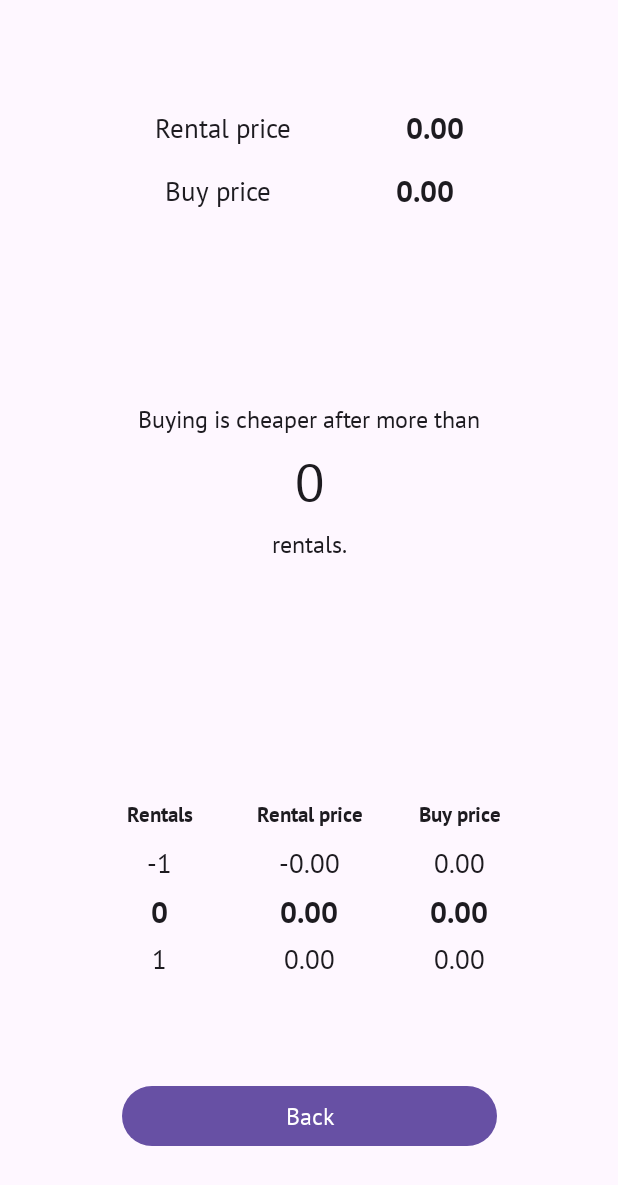
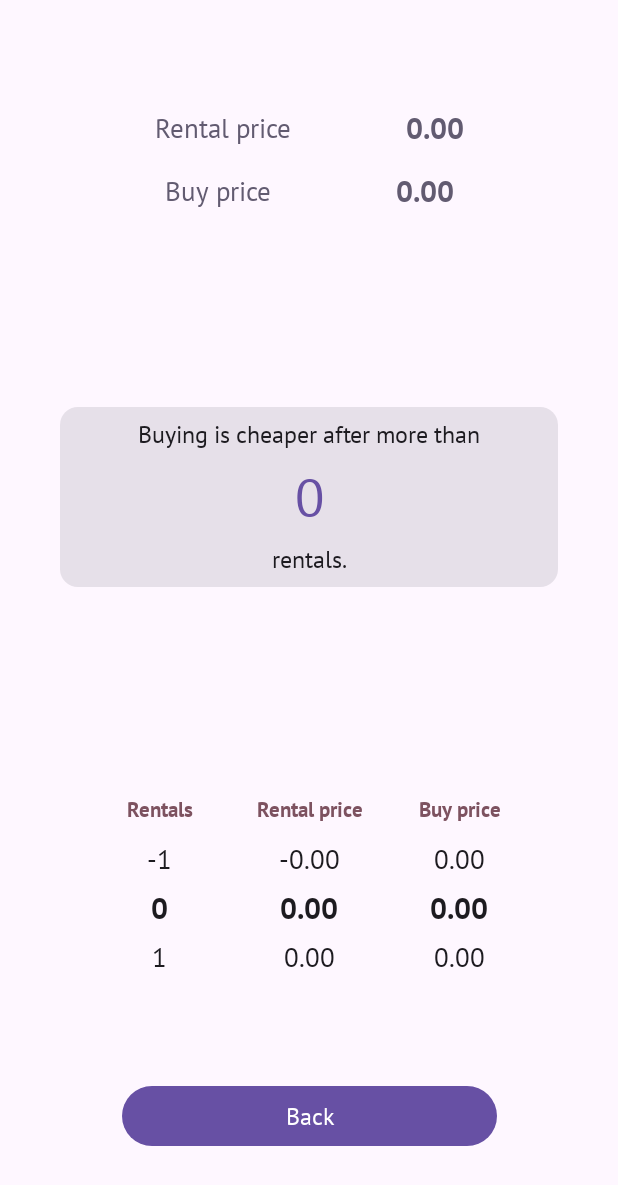
Before and after one commit to weissale1/RentOrBuy, an Android app built with Jetpack Compose: the OutputScreen screen opened through its navigation route, on a phone screen of 412 x 824 dp. Shown: the top 1185 px of the screen. Run offline under Robolectric (Android 15) with nearby library versions, the phone set to English and light mode, and no system bars.

Commit message:
bugfixes and add colors

```diff
--- a/app/src/main/AndroidManifest.xml
+++ b/app/src/main/AndroidManifest.xml
@@ -15,6 +15,7 @@
         <activity
             android:name=".MainActivity"
             android:exported="true"
+            android:screenOrientation="portrait"
             android:label="@string/app_name"
             android:theme="@style/Theme.RentOrBuy">
             <intent-filter>
--- a/app/src/main/java/com/example/rentorbuy/ui/InputScreen.kt
+++ b/app/src/main/java/com/example/rentorbuy/ui/InputScreen.kt
@@ -86,6 +86,7 @@ fun InputScreen(
             Text(
                 text = stringResource(R.string.invalidInput),
                 textAlign = TextAlign.Center,
+                color = MaterialTheme.colorScheme.error,
                 modifier = Modifier.padding(
                     bottom = dimensionResource(
                         id = R.dimen.padding_small
--- a/app/src/main/java/com/example/rentorbuy/ui/OutputScreen.kt
+++ b/app/src/main/java/com/example/rentorbuy/ui/OutputScreen.kt
@@ -13,6 +13,7 @@ import androidx.compose.foundation.layout.widthIn
 import androidx.compose.foundation.lazy.grid.GridCells
 import androidx.compose.foundation.lazy.grid.LazyHorizontalGrid
 import androidx.compose.material3.Button
+import androidx.compose.material3.Card
 import androidx.compose.material3.MaterialTheme
 import androidx.compose.material3.Text
 import androidx.compose.runtime.Composable
@@ -60,7 +61,6 @@ fun OutputScreen (
             text1 = resTextStart,
             breakPoint = breakPoint,
             text2 = R.string.res_end,
-            modifier = Modifier.weight(1f)
         )
 
         Spacer(modifier = Modifier.weight(1f))
@@ -100,6 +100,7 @@ fun SumText(
             text = stringResource(text),
             textAlign = TextAlign.Left,
             style = MaterialTheme.typography.displaySmall,
+            color = MaterialTheme.colorScheme.secondary,
             modifier = Modifier.padding(
                 end = dimensionResource(id = R.dimen.padding_small)
             )
@@ -108,7 +109,8 @@ fun SumText(
         Text(
             text = " %.2f".format(number),
             textAlign = TextAlign.Right,
-            style = MaterialTheme.typography.displayMedium
+            style = MaterialTheme.typography.displayMedium,
+            color = MaterialTheme.colorScheme.secondary
         )
         Spacer(modifier = Modifier.weight(1f))
     }
@@ -121,8 +123,16 @@ fun ResultText(
     @StringRes text2: Int,
     modifier: Modifier = Modifier
 ) {
+    Card(
+        modifier = modifier
+    ) {
         Row(
-        modifier = modifier.fillMaxWidth(),
+            modifier = modifier
+                .fillMaxWidth()
+                .padding(vertical = dimensionResource(
+                    id = R.dimen.padding_small
+                )
+                ),
             horizontalArrangement = Arrangement.Center
         ) {
             Column(
@@ -135,6 +145,7 @@ fun ResultText(
                 Text(
                     text = breakPoint.toString(),
                     style = MaterialTheme.typography.displayLarge,
+                    color = MaterialTheme.colorScheme.primary,
                     modifier = Modifier.padding(
                         vertical = dimensionResource(
                             id = R.dimen.padding_small
@@ -145,6 +156,7 @@ fun ResultText(
                     text = stringResource(text2),
                     style = MaterialTheme.typography.bodyLarge,
                 )
+            }
         }
     }
 }
@@ -204,6 +216,7 @@ fun ComparisonHeaderRow(
         Text(
             text = stringResource(id = R.string.noOfRentals),
             style = MaterialTheme.typography.labelSmall,
+            color = MaterialTheme.colorScheme.tertiary,
             textAlign = TextAlign.Center,
             modifier = Modifier
                 .width(ROW_WIDTH)
@@ -211,6 +224,7 @@ fun ComparisonHeaderRow(
         Text(
             text = stringResource(id = R.string.rentalPrice),
             style = MaterialTheme.typography.labelSmall,
+            color = MaterialTheme.colorScheme.tertiary,
             textAlign = TextAlign.Center,
             modifier = Modifier
                 .width(ROW_WIDTH)
@@ -218,6 +232,7 @@ fun ComparisonHeaderRow(
         Text(
             text = stringResource(id = R.string.buyPrice),
             style = MaterialTheme.typography.labelSmall,
+            color = MaterialTheme.colorScheme.tertiary,
             textAlign = TextAlign.Center,
             modifier = Modifier
                 .width(ROW_WIDTH)
```
Lines whose indentation alone changed are shown as unchanged.
